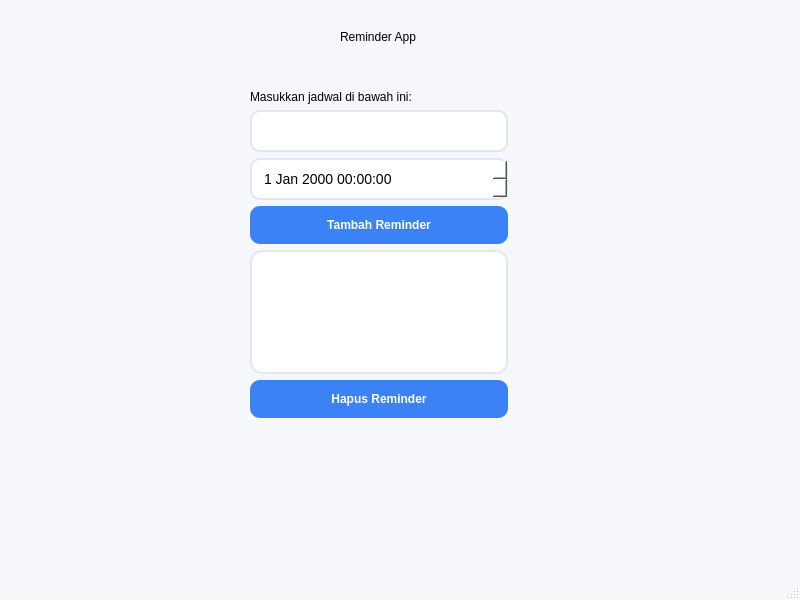
Before: the Qt Designer form mainwindow.ui in JhonPiterSitumorang-251401052/DeadlineSaver, drawn with Qt 5.
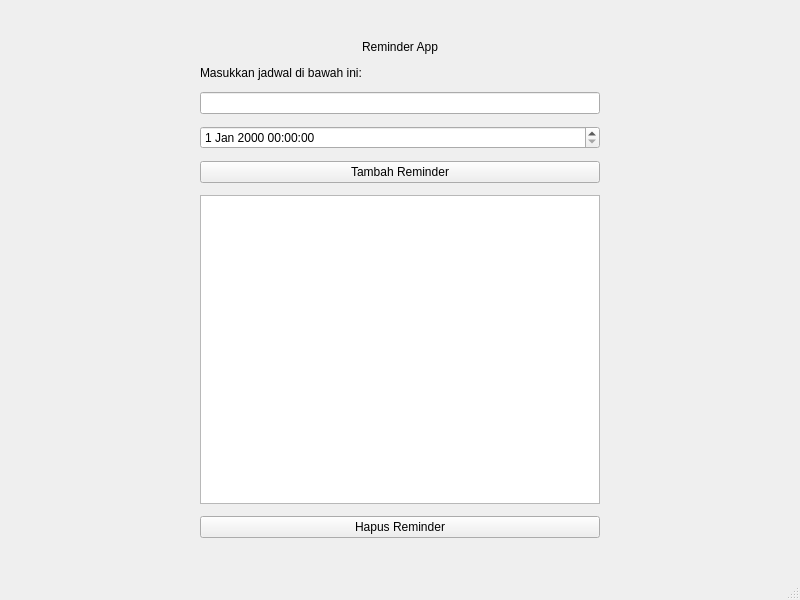
After: the same form once the commit is applied.

Commit message: Memperbaiki layout adjust

```diff
--- a/mainwindow.ui
+++ b/mainwindow.ui
@@ -13,88 +13,23 @@
   <property name="windowTitle">
    <string>MainWindow</string>
   </property>
-  <property name="styleSheet">
-   <string notr="true">QMainWindow {
-    background-color: #F5F7FA;
-}
-
-QLabel#lblTitle {
-    color: #1E293B;
-    font-size: 28px;
-    font-weight: bold;
-}
-
-QLabel#lblSubtitle {
-    color: #64748B;
-    font-size: 13px;
-}
-
-QLineEdit {
-    background: white;
-    border: 2px solid #E2E8F0;
-    border-radius: 10px;
-    padding: 10px;
-    font-size: 14px;
-}
-
-QLineEdit:focus {
-    border: 2px solid #3B82F6;
-}
-
-QDateTimeEdit {
-    background: white;
-    border: 2px solid #E2E8F0;
-    border-radius: 10px;
-    padding: 10px;
-    font-size: 14px;
-}
-
-QPushButton {
-    background-color: #3B82F6;
-    color: white;
-    border: none;
-    border-radius: 10px;
-    padding: 12px;
-    font-weight: bold;
-}
-
-QPushButton:hover {
-    background-color: #2563EB;
-}
-
-QPushButton:pressed {
-    background-color: #1D4ED8;
-}
-
-QListWidget {
-    background: white;
-    border: 2px solid #E2E8F0;
-    border-radius: 12px;
-    padding: 8px;
-    font-size: 14px;
-}
-
-QScrollBar:vertical {
-    width: 8px;
-    border: none;
-}
-
-QScrollBar::handle:vertical {
-    background: #CBD5E1;
-    border-radius: 4px;
-}</string>
-  </property>
   <widget class="QWidget" name="centralwidget">
-   <widget class="QWidget" name="layoutWidget">
-    <property name="geometry">
-     <rect>
-      <x>250</x>
-      <y>90</y>
-      <width>258</width>
-      <height>328</height>
-     </rect>
-    </property>
-    <layout class="QVBoxLayout" name="verticalLayout">
+   <layout class="QVBoxLayout" name="outerLayout">
+    <property name="leftMargin"><number>200</number></property>
+    <property name="rightMargin"><number>200</number></property>
+    <property name="topMargin"><number>40</number></property>
+    <property name="bottomMargin"><number>40</number></property>
+    <property name="spacing"><number>12</number></property>
+    <item>
+     <widget class="QLabel" name="label">
+      <property name="text">
+       <string>Reminder App</string>
+      </property>
+      <property name="alignment">
+       <set>Qt::AlignmentFlag::AlignHCenter</set>
+      </property>
+     </widget>
+    </item>
      <item>
       <widget class="QLabel" name="labelPetunjuk">
        <property name="text">
@@ -119,7 +54,7 @@
        </property>
       </widget>
      </item>
-     <item alignment="Qt::AlignmentFlag::AlignVCenter">
+    <item>
       <widget class="QListWidget" name="listReminder">
        <item>
         <property name="text">
@@ -136,23 +71,6 @@
       </widget>
      </item>
     </layout>
-   </widget>
-   <widget class="QLabel" name="label">
-    <property name="geometry">
-     <rect>
-      <x>250</x>
-      <y>30</y>
-      <width>256</width>
-      <height>50</height>
-     </rect>
-    </property>
-    <property name="text">
-     <string>Reminder App</string>
-    </property>
-    <property name="alignment">
-     <set>Qt::AlignmentFlag::AlignHCenter</set>
-    </property>
-   </widget>
   </widget>
   <widget class="QMenuBar" name="menubar">
    <property name="geometry">
```
Lines whose indentation alone changed are shown as unchanged. The commit also changes 1 other file.
